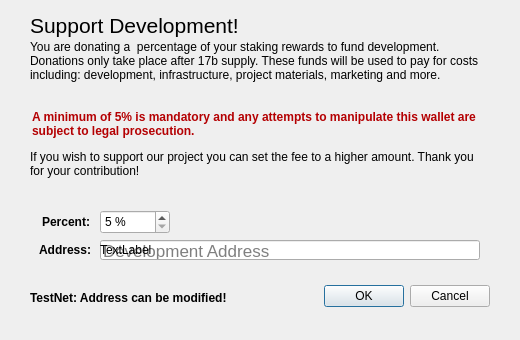
Qt form src/qt/forms/charitydialog.ui (BUZZCOINproject/buzzcoin) before a commit.
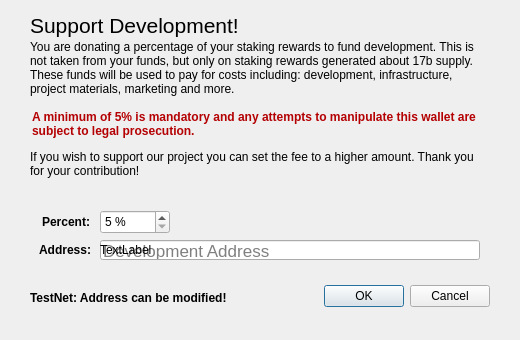
The same form after that commit.

Commit message: add new orphan text and clarify support development text

What changed in the file:
```diff
--- a/src/qt/forms/charitydialog.ui
+++ b/src/qt/forms/charitydialog.ui
@@ -92,7 +92,7 @@
     <number>1</number>
    </property>
    <property name="text">
-    <string>You are donating a  percentage of your staking rewards to fund development. Donations only take place after 17b supply. These funds will be used to pay for costs including: development, infrastructure, project materials, marketing and more.</string>
+    <string>You are donating a percentage of your staking rewards to fund development. This is not taken from your funds, but only on staking rewards generated about 17b supply. These funds will be used to pay for costs including: development, infrastructure, project materials, marketing and more.</string>
    </property>
    <property name="alignment">
     <set>Qt::AlignLeading|Qt::AlignLeft|Qt::AlignTop</set>
```
The commit also changes 1 other file.
